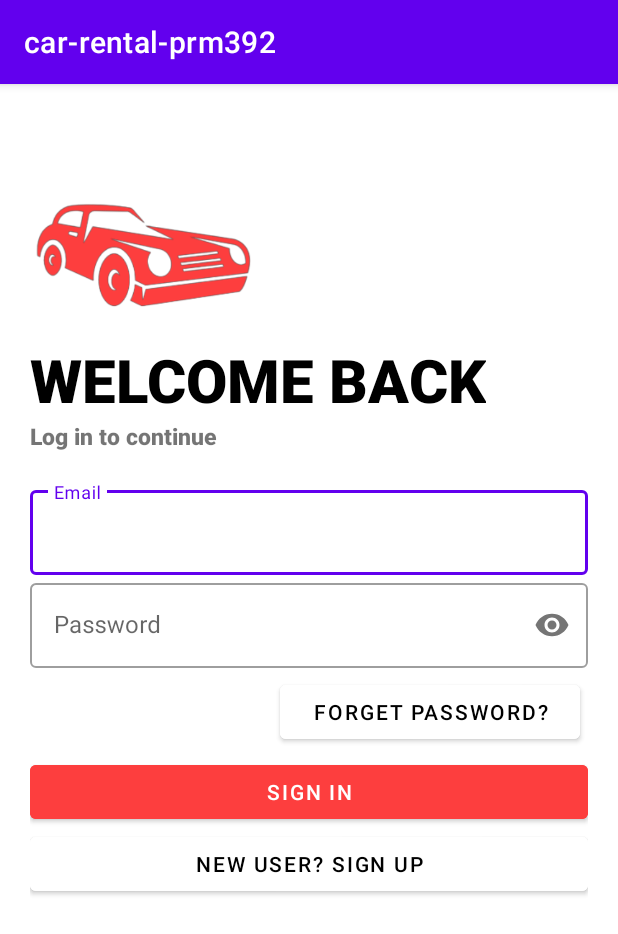
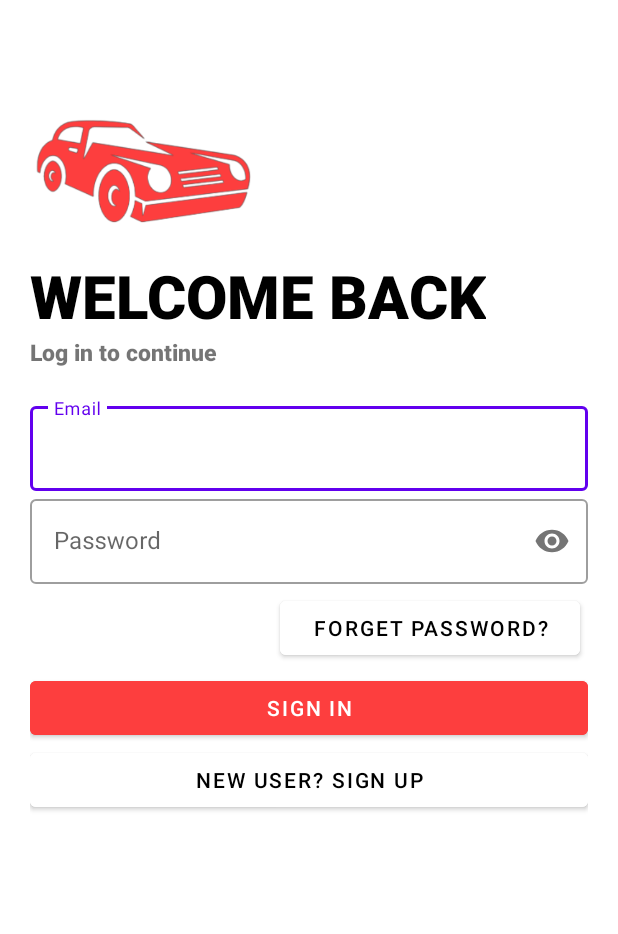
Before and after one commit to sonntt19/car-rental-prm392, an Android app: the screen it shows after launch (LoginActivity), on a phone screen of 412 x 824 dp. Shown: the top 934 px of the screen. Run offline under Robolectric (Android 15) with nearby library versions, the phone set to English and light mode, and no system bars.

Commit message:
change thems

```diff
--- a/app/src/main/res/values-night/themes.xml
+++ b/app/src/main/res/values-night/themes.xml
@@ -1,6 +1,6 @@
 <resources xmlns:tools="http://schemas.android.com/tools">
     <!-- Base application theme. -->
-    <style name="Theme.Carrentalprm392" parent="Theme.MaterialComponents.DayNight.DarkActionBar">
+    <style name="Theme.Carrentalprm392" parent="Theme.MaterialComponents.DayNight.NoActionBar">
         <!-- Primary brand color. -->
         <item name="colorPrimary">@color/purple_200</item>
         <item name="colorPrimaryVariant">@color/purple_700</item>
--- a/app/src/main/res/values/themes.xml
+++ b/app/src/main/res/values/themes.xml
@@ -1,6 +1,6 @@
 <resources xmlns:tools="http://schemas.android.com/tools">
     <!-- Base application theme. -->
-    <style name="Theme.Carrentalprm392" parent="Theme.MaterialComponents.DayNight.DarkActionBar">
+    <style name="Theme.Carrentalprm392" parent="Theme.MaterialComponents.DayNight.NoActionBar">
         <!-- Primary brand color. -->
         <item name="colorPrimary">@color/purple_500</item>
         <item name="colorPrimaryVariant">@color/purple_700</item>
```
